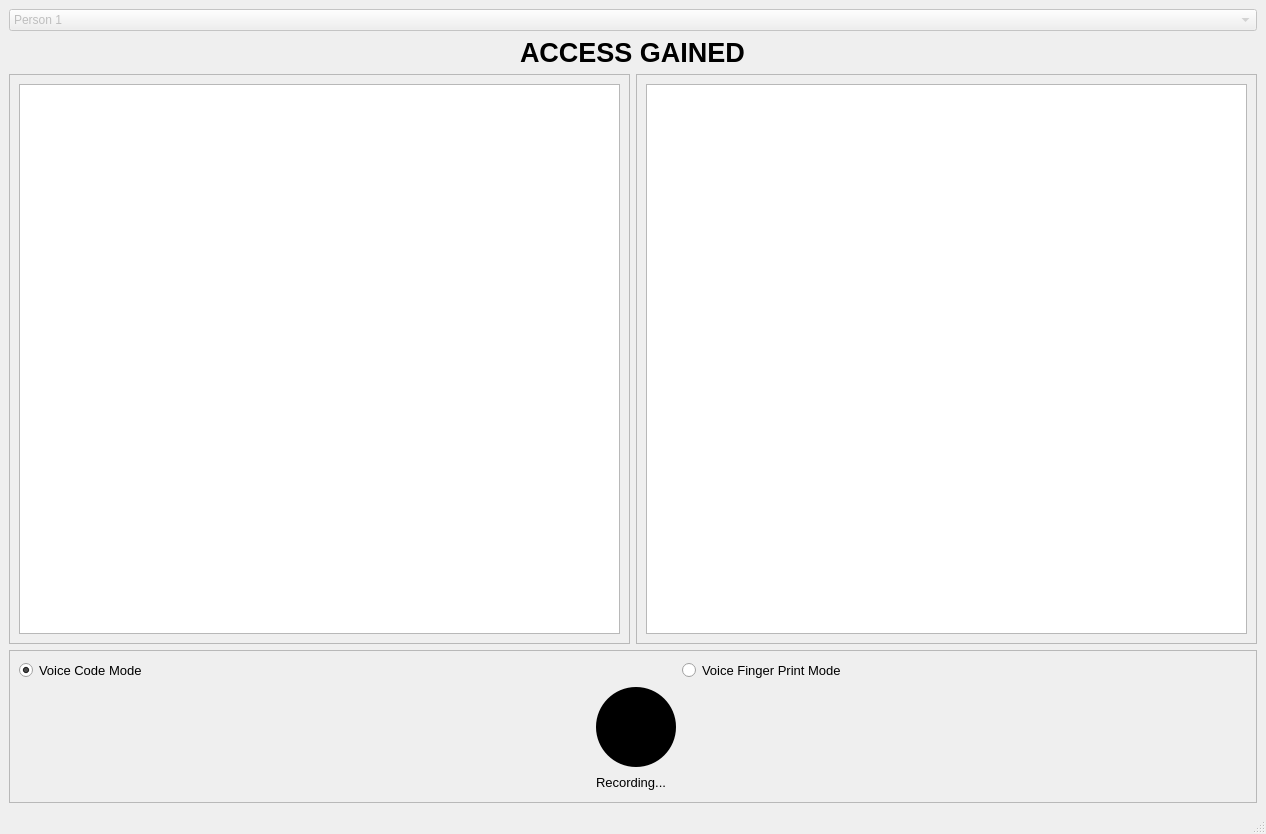
Before: the Qt Designer form design.ui in mohandemadx/Security-Voice-Lock, drawn with Qt 5.
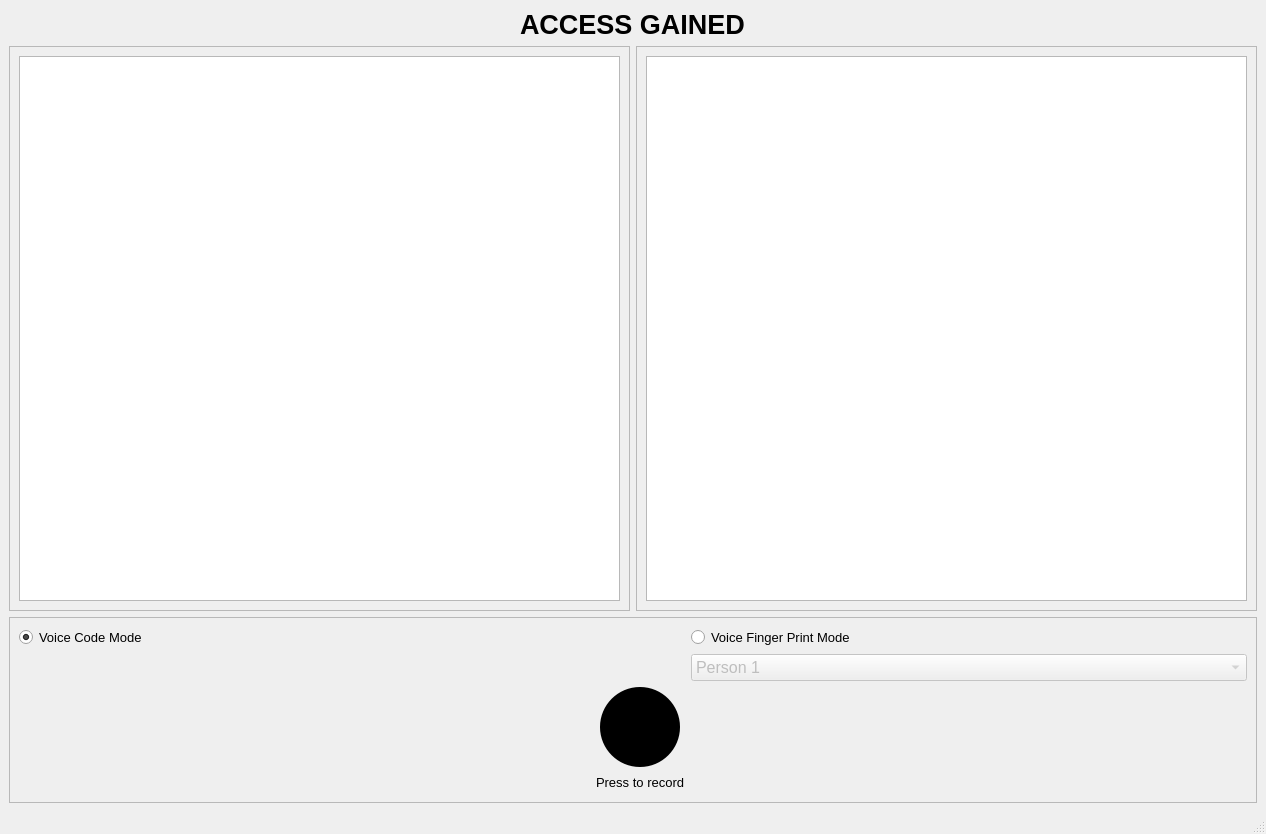
After: the same form once the commit is applied. Icons and pictures are not drawn.

Commit message: done ui and recorder and spectogram

Patch:
```diff
--- a/design.ui
+++ b/design.ui
@@ -30,41 +30,7 @@
        <enum>QFrame::Raised</enum>
       </property>
       <layout class="QGridLayout" name="gridLayout_2">
-       <item row="2" column="0">
-        <spacer name="horizontalSpacer">
-         <property name="orientation">
-          <enum>Qt::Horizontal</enum>
-         </property>
-         <property name="sizeHint" stdset="0">
-          <size>
-           <width>40</width>
-           <height>20</height>
-          </size>
-         </property>
-        </spacer>
-       </item>
-       <item row="2" column="1">
-        <widget class="QLabel" name="recordingLabel">
-         <property name="sizePolicy">
-          <sizepolicy hsizetype="Fixed" vsizetype="Fixed">
-           <horstretch>0</horstretch>
-           <verstretch>0</verstretch>
-          </sizepolicy>
-         </property>
-         <property name="font">
-          <font>
-           <pointsize>10</pointsize>
-          </font>
-         </property>
-         <property name="layoutDirection">
-          <enum>Qt::LeftToRight</enum>
-         </property>
-         <property name="text">
-          <string>Recording...</string>
-         </property>
-        </widget>
-       </item>
-       <item row="1" column="2">
+       <item row="3" column="2">
         <spacer name="horizontalSpacer_4">
          <property name="orientation">
           <enum>Qt::Horizontal</enum>
@@ -77,33 +43,22 @@
          </property>
         </spacer>
        </item>
-       <item row="2" column="2">
-        <spacer name="horizontalSpacer_2">
-         <property name="orientation">
-          <enum>Qt::Horizontal</enum>
-         </property>
-         <property name="sizeHint" stdset="0">
-          <size>
-           <width>40</width>
-           <height>20</height>
-          </size>
-         </property>
-        </spacer>
-       </item>
        <item row="1" column="0">
-        <spacer name="horizontalSpacer_3">
-         <property name="orientation">
-          <enum>Qt::Horizontal</enum>
+        <widget class="QRadioButton" name="radioButton">
+         <property name="font">
+          <font>
+           <pointsize>10</pointsize>
+          </font>
          </property>
-         <property name="sizeHint" stdset="0">
-          <size>
-           <width>571</width>
-           <height>77</height>
-          </size>
+         <property name="text">
+          <string>Voice Code Mode</string>
          </property>
-        </spacer>
+         <property name="checked">
+          <bool>true</bool>
+         </property>
+        </widget>
        </item>
-       <item row="1" column="1">
+       <item row="3" column="1" alignment="Qt::AlignHCenter">
         <widget class="QPushButton" name="recordButton">
          <property name="sizePolicy">
           <sizepolicy hsizetype="Fixed" vsizetype="Fixed">
@@ -137,22 +92,67 @@
          </property>
         </widget>
        </item>
-       <item row="0" column="0">
-        <widget class="QRadioButton" name="radioButton">
+       <item row="4" column="1">
+        <widget class="QLabel" name="recordingLabel">
+         <property name="sizePolicy">
+          <sizepolicy hsizetype="Fixed" vsizetype="Fixed">
+           <horstretch>0</horstretch>
+           <verstretch>0</verstretch>
+          </sizepolicy>
+         </property>
          <property name="font">
           <font>
            <pointsize>10</pointsize>
           </font>
          </property>
+         <property name="layoutDirection">
+          <enum>Qt::LeftToRight</enum>
+         </property>
          <property name="text">
-          <string>Voice Code Mode</string>
-         </property>
-         <property name="checked">
-          <bool>true</bool>
+          <string>Press to record</string>
          </property>
         </widget>
        </item>
-       <item row="0" column="2">
+       <item row="4" column="0">
+        <spacer name="horizontalSpacer">
+         <property name="orientation">
+          <enum>Qt::Horizontal</enum>
+         </property>
+         <property name="sizeHint" stdset="0">
+          <size>
+           <width>40</width>
+           <height>20</height>
+          </size>
+         </property>
+        </spacer>
+       </item>
+       <item row="3" column="0">
+        <spacer name="horizontalSpacer_3">
+         <property name="orientation">
+          <enum>Qt::Horizontal</enum>
+         </property>
+         <property name="sizeHint" stdset="0">
+          <size>
+           <width>571</width>
+           <height>77</height>
+          </size>
+         </property>
+        </spacer>
+       </item>
+       <item row="4" column="2">
+        <spacer name="horizontalSpacer_2">
+         <property name="orientation">
+          <enum>Qt::Horizontal</enum>
+         </property>
+         <property name="sizeHint" stdset="0">
+          <size>
+           <width>40</width>
+           <height>20</height>
+          </size>
+         </property>
+        </spacer>
+       </item>
+       <item row="1" column="2">
         <widget class="QRadioButton" name="radioButton_2">
          <property name="font">
           <font>
@@ -164,6 +164,58 @@
          </property>
         </widget>
        </item>
+       <item row="2" column="2">
+        <widget class="QComboBox" name="comboBox">
+         <property name="enabled">
+          <bool>false</bool>
+         </property>
+         <property name="font">
+          <font>
+           <pointsize>12</pointsize>
+          </font>
+         </property>
+         <item>
+          <property name="text">
+           <string>Person 1</string>
+          </property>
+         </item>
+         <item>
+          <property name="text">
+           <string>Person 2</string>
+          </property>
+         </item>
+         <item>
+          <property name="text">
+           <string>Person 3</string>
+          </property>
+         </item>
+         <item>
+          <property name="text">
+           <string>Person 4</string>
+          </property>
+         </item>
+         <item>
+          <property name="text">
+           <string>Person 5</string>
+          </property>
+         </item>
+         <item>
+          <property name="text">
+           <string>Person 6</string>
+          </property>
+         </item>
+         <item>
+          <property name="text">
+           <string>Person 7</string>
+          </property>
+         </item>
+         <item>
+          <property name="text">
+           <string>Person 8</string>
+          </property>
+         </item>
+        </widget>
+       </item>
       </layout>
      </widget>
     </item>
@@ -217,53 +269,6 @@
       </layout>
      </widget>
     </item>
-    <item row="0" column="0" colspan="2">
-     <widget class="QComboBox" name="comboBox">
-      <property name="enabled">
-       <bool>false</bool>
-      </property>
-      <item>
-       <property name="text">
-        <string>Person 1</string>
-       </property>
-      </item>
-      <item>
-       <property name="text">
-        <string>Person 2</string>
-       </property>
-      </item>
-      <item>
-       <property name="text">
-        <string>Person 3</string>
-       </property>
-      </item>
-      <item>
-       <property name="text">
-        <string>Person 4</string>
-       </property>
-      </item>
-      <item>
-       <property name="text">
-        <string>Person 5</string>
-       </property>
-      </item>
-      <item>
-       <property name="text">
-        <string>Person 6</string>
-       </property>
-      </item>
-      <item>
-       <property name="text">
-        <string>Person 7</string>
-       </property>
-      </item>
-      <item>
-       <property name="text">
-        <string>Person 8</string>
-       </property>
-      </item>
-     </widget>
-    </item>
    </layout>
   </widget>
   <widget class="QMenuBar" name="menubar">
```
The commit also changes 7 other files.
